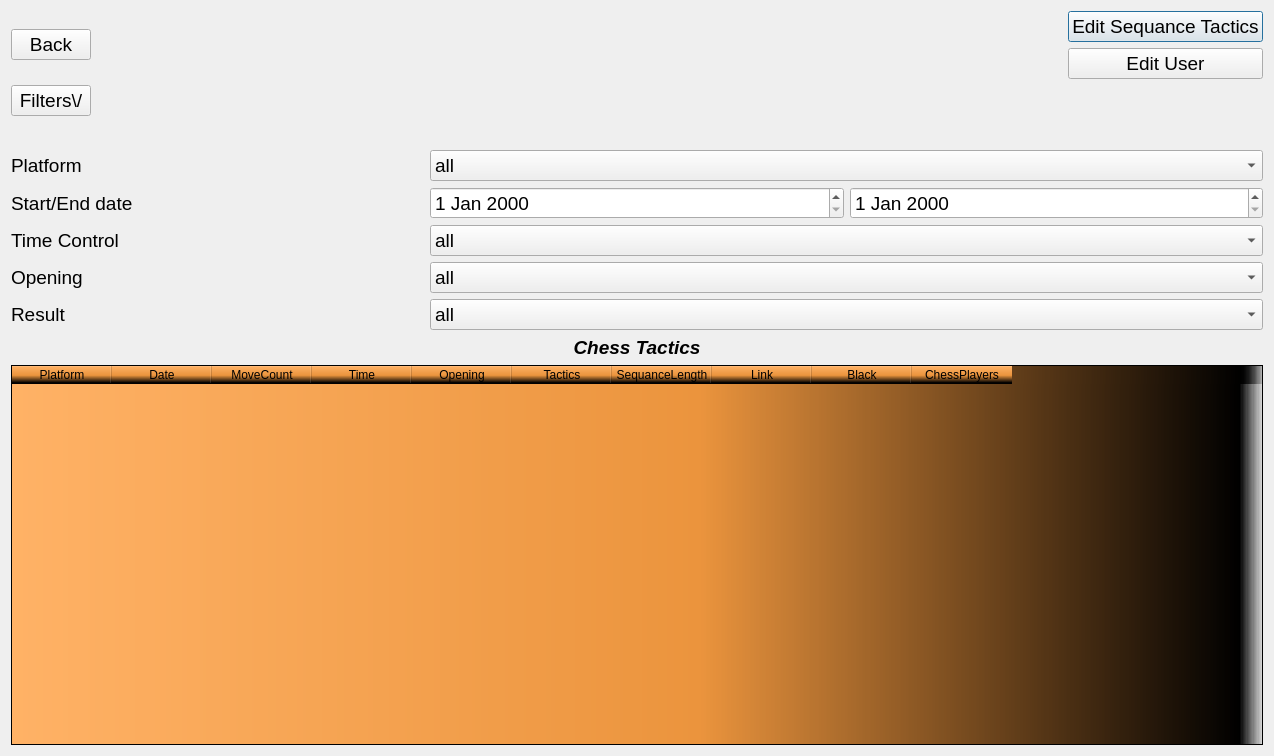
Gmel2004/DataBasesLabWorks, file ChessDataBase/Code/ChessTactics/ChessTactics.ui: the form before one commit.
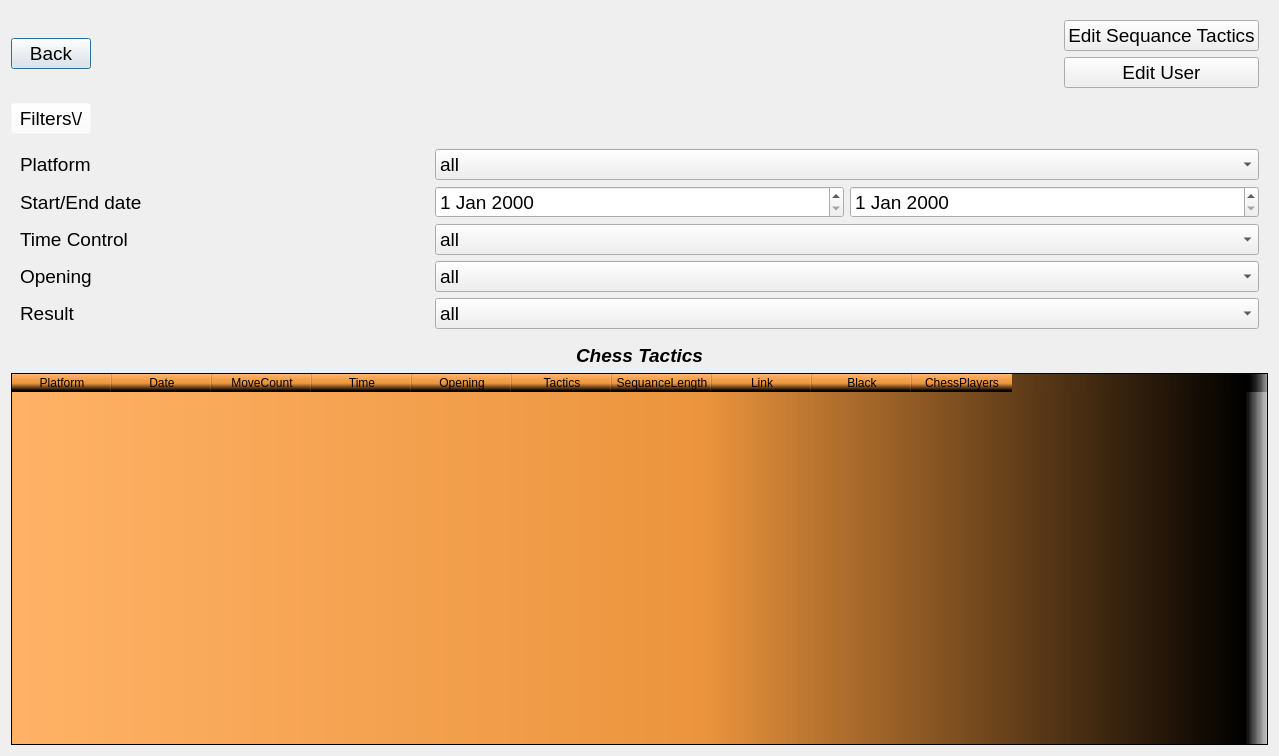
The form after the commit.

```diff
--- a/ChessDataBase/Code/ChessTactics/ChessTactics.ui
+++ b/ChessDataBase/Code/ChessTactics/ChessTactics.ui
@@ -6,7 +6,7 @@
    <rect>
     <x>0</x>
     <y>0</y>
-    <width>1274</width>
+    <width>1279</width>
     <height>756</height>
    </rect>
   </property>
@@ -14,8 +14,28 @@
    <string>Dialog</string>
   </property>
   <layout class="QGridLayout" name="gridLayout_2">
-   <item row="0" column="3">
-    <layout class="QVBoxLayout" name="EditMenu">
+   <item row="4" column="0" colspan="3">
+    <widget class="QLabel" name="label">
+     <property name="text">
+      <string>&lt;html&gt;&lt;head/&gt;&lt;body&gt;&lt;p align=&quot;center&quot;&gt;&lt;span style=&quot; font-size:14pt; font-weight:600; font-style:italic;&quot;&gt;Chess Tactics&lt;/span&gt;&lt;/p&gt;&lt;/body&gt;&lt;/html&gt;</string>
+     </property>
+    </widget>
+   </item>
+   <item row="0" column="0">
+    <widget class="QPushButton" name="moveBack">
+     <property name="font">
+      <font>
+       <pointsize>14</pointsize>
+      </font>
+     </property>
+     <property name="text">
+      <string>Back</string>
+     </property>
+    </widget>
+   </item>
+   <item row="0" column="2">
+    <widget class="QWidget" name="EditMenu" native="true">
+     <layout class="QVBoxLayout" name="layout">
      <item>
       <widget class="QPushButton" name="editGame">
        <property name="font">
@@ -41,16 +61,68 @@
       </widget>
      </item>
     </layout>
+    </widget>
    </item>
-   <item row="5" column="0" colspan="4">
-    <widget class="QLabel" name="label">
+   <item row="5" column="0" colspan="3">
+    <widget class="QTableWidget" name="table">
+     <property name="styleSheet">
+      <string notr="true">background-color: qlineargradient(spread:pad, x1:0, y1:0, x2:1, y2:0, stop:0 rgba(255, 178, 102, 255), stop:0.55 rgba(235, 148, 61, 255), stop:0.98 rgba(0, 0, 0, 255), stop:1 rgba(0, 0, 0, 0));</string>
+     </property>
+     <column>
      <property name="text">
-      <string>&lt;html&gt;&lt;head/&gt;&lt;body&gt;&lt;p align=&quot;center&quot;&gt;&lt;span style=&quot; font-size:14pt; font-weight:600; font-style:italic;&quot;&gt;Chess Tactics&lt;/span&gt;&lt;/p&gt;&lt;/body&gt;&lt;/html&gt;</string>
-     </property>
+       <string>Platform</string>
+      </property>
+     </column>
+     <column>
+      <property name="text">
+       <string>Date</string>
+      </property>
+     </column>
+     <column>
+      <property name="text">
+       <string>MoveCount</string>
+      </property>
+     </column>
+     <column>
+      <property name="text">
+       <string>Time</string>
+      </property>
+     </column>
+     <column>
+      <property name="text">
+       <string>Opening</string>
+      </property>
+     </column>
+     <column>
+      <property name="text">
+       <string>Tactics</string>
+      </property>
+     </column>
+     <column>
+      <property name="text">
+       <string>SequanceLength</string>
+      </property>
+     </column>
+     <column>
+      <property name="text">
+       <string>Link</string>
+      </property>
+     </column>
+     <column>
+      <property name="text">
+       <string>Black</string>
+      </property>
+     </column>
+     <column>
+      <property name="text">
+       <string>ChessPlayers</string>
+      </property>
+     </column>
     </widget>
    </item>
-   <item row="3" column="0" colspan="4">
-    <layout class="QGridLayout" name="FiltresMenu">
+   <item row="2" column="0" colspan="3">
+    <widget class="QWidget" name="FiltresMenu" native="true">
+     <layout class="QGridLayout" name="layout_2">
      <item row="1" column="0">
       <widget class="QLabel" name="label_4">
        <property name="font">
@@ -63,6 +135,30 @@
        </property>
       </widget>
      </item>
+      <item row="0" column="1" colspan="2">
+       <widget class="QComboBox" name="platform">
+        <property name="font">
+         <font>
+          <pointsize>14</pointsize>
+         </font>
+        </property>
+        <item>
+         <property name="text">
+          <string>all</string>
+         </property>
+        </item>
+        <item>
+         <property name="text">
+          <string>lichess.org</string>
+         </property>
+        </item>
+        <item>
+         <property name="text">
+          <string>chess.com</string>
+         </property>
+        </item>
+       </widget>
+      </item>
      <item row="1" column="1">
       <widget class="QDateEdit" name="startDate">
        <property name="font">
@@ -84,18 +180,6 @@
        </property>
       </widget>
      </item>
-     <item row="0" column="0">
-      <widget class="QLabel" name="label_3">
-       <property name="font">
-        <font>
-         <pointsize>14</pointsize>
-        </font>
-       </property>
-       <property name="text">
-        <string>Platform</string>
-       </property>
-      </widget>
-     </item>
      <item row="2" column="0">
       <widget class="QLabel" name="label_5">
        <property name="font">
@@ -108,15 +192,29 @@
        </property>
       </widget>
      </item>
-     <item row="3" column="0">
-      <widget class="QLabel" name="label_6">
+      <item row="3" column="1" colspan="2">
+       <widget class="QComboBox" name="opening">
        <property name="font">
         <font>
          <pointsize>14</pointsize>
         </font>
        </property>
+        <item>
        <property name="text">
-        <string>Opening</string>
+          <string>all</string>
+         </property>
+        </item>
+       </widget>
+      </item>
+      <item row="0" column="0">
+       <widget class="QLabel" name="label_3">
+        <property name="font">
+         <font>
+          <pointsize>14</pointsize>
+         </font>
+        </property>
+        <property name="text">
+         <string>Platform</string>
        </property>
       </widget>
      </item>
@@ -129,30 +227,6 @@
        </property>
       </widget>
      </item>
-     <item row="0" column="1" colspan="2">
-      <widget class="QComboBox" name="platform">
-       <property name="font">
-        <font>
-         <pointsize>14</pointsize>
-        </font>
-       </property>
-       <item>
-        <property name="text">
-         <string>all</string>
-        </property>
-       </item>
-       <item>
-        <property name="text">
-         <string>lichess.org</string>
-        </property>
-       </item>
-       <item>
-        <property name="text">
-         <string>chess.com</string>
-        </property>
-       </item>
-      </widget>
-     </item>
      <item row="2" column="1" colspan="2">
       <widget class="QComboBox" name="timeControl">
        <property name="font">
@@ -187,18 +261,16 @@
        </item>
       </widget>
      </item>
-     <item row="3" column="1" colspan="2">
-      <widget class="QComboBox" name="opening">
+      <item row="3" column="0">
+       <widget class="QLabel" name="label_6">
        <property name="font">
         <font>
          <pointsize>14</pointsize>
         </font>
        </property>
-       <item>
         <property name="text">
-         <string>all</string>
+         <string>Opening</string>
         </property>
-       </item>
       </widget>
      </item>
      <item row="4" column="1" colspan="2">
@@ -231,8 +303,9 @@
       </widget>
      </item>
     </layout>
+    </widget>
    </item>
-   <item row="0" column="2">
+   <item row="0" column="1">
     <spacer name="horizontalSpacer">
      <property name="orientation">
       <enum>Qt::Horizontal</enum>
@@ -245,30 +318,6 @@
      </property>
     </spacer>
    </item>
-   <item row="0" column="0">
-    <widget class="QPushButton" name="moveBack">
-     <property name="font">
-      <font>
-       <pointsize>14</pointsize>
-      </font>
-     </property>
-     <property name="text">
-      <string>Back</string>
-     </property>
-    </widget>
-   </item>
-   <item row="2" column="0" colspan="2">
-    <widget class="QLabel" name="label_2">
-     <property name="font">
-      <font>
-       <pointsize>14</pointsize>
-      </font>
-     </property>
-     <property name="text">
-      <string/>
-     </property>
-    </widget>
-   </item>
    <item row="1" column="0">
     <widget class="QPushButton" name="pushFilters">
      <property name="font">
@@ -276,68 +325,14 @@
        <pointsize>14</pointsize>
       </font>
      </property>
+     <property name="styleSheet">
+      <string notr="true">background-color: rgba(255, 255, 255, 0);</string>
+     </property>
      <property name="text">
       <string>Filters\/</string>
      </property>
     </widget>
    </item>
-   <item row="6" column="0" colspan="4">
-    <widget class="QTableWidget" name="table">
-     <property name="styleSheet">
-      <string notr="true">background-color: qlineargradient(spread:pad, x1:0, y1:0, x2:1, y2:0, stop:0 rgba(255, 178, 102, 255), stop:0.55 rgba(235, 148, 61, 255), stop:0.98 rgba(0, 0, 0, 255), stop:1 rgba(0, 0, 0, 0));</string>
-     </property>
-     <column>
-      <property name="text">
-       <string>Platform</string>
-      </property>
-     </column>
-     <column>
-      <property name="text">
-       <string>Date</string>
-      </property>
-     </column>
-     <column>
-      <property name="text">
-       <string>MoveCount</string>
-      </property>
-     </column>
-     <column>
-      <property name="text">
-       <string>Time</string>
-      </property>
-     </column>
-     <column>
-      <property name="text">
-       <string>Opening</string>
-      </property>
-     </column>
-     <column>
-      <property name="text">
-       <string>Tactics</string>
-      </property>
-     </column>
-     <column>
-      <property name="text">
-       <string>SequanceLength</string>
-      </property>
-     </column>
-     <column>
-      <property name="text">
-       <string>Link</string>
-      </property>
-     </column>
-     <column>
-      <property name="text">
-       <string>Black</string>
-      </property>
-     </column>
-     <column>
-      <property name="text">
-       <string>ChessPlayers</string>
-      </property>
-     </column>
-    </widget>
-   </item>
   </layout>
  </widget>
  <resources/>
```
Lines whose indentation alone changed are shown as unchanged.
